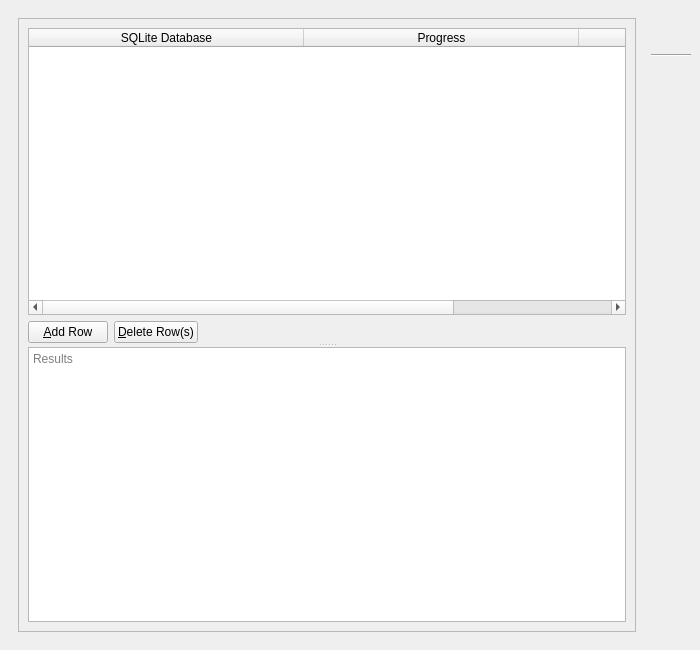
Above: UI/biblioteq_merge_sqlite_databases.ui from textbrowser/biblioteq before the change. Below: the same form after it.
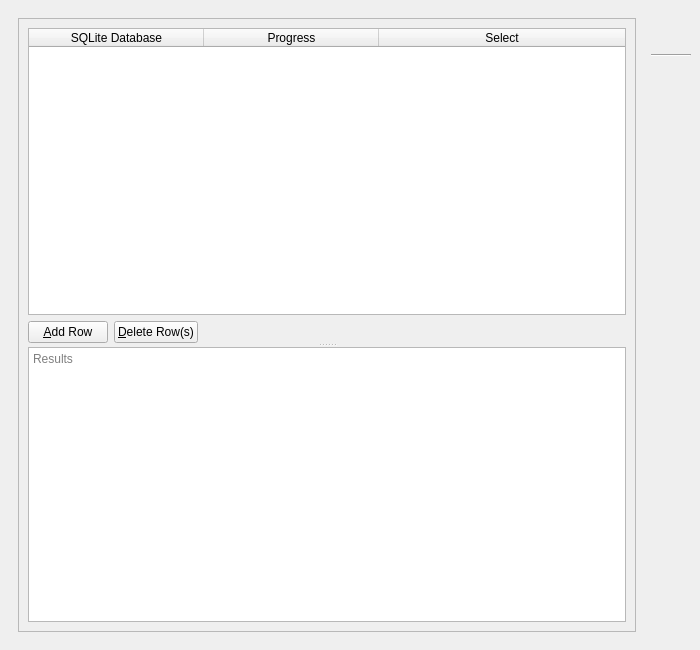
That is the form after the change. Icons and pictures are not drawn.

What changed in the file:
```diff
--- a/UI/biblioteq_merge_sqlite_databases.ui
+++ b/UI/biblioteq_merge_sqlite_databases.ui
@@ -42,7 +42,7 @@
              <property name="orientation">
               <enum>Qt::Vertical</enum>
              </property>
-             <widget class="QWidget" name="">
+             <widget class="QWidget" name="layoutWidget">
               <layout class="QVBoxLayout" name="verticalLayout_2">
                <item>
                 <widget class="QTableWidget" name="databases">
@@ -71,10 +71,10 @@
                   <bool>false</bool>
                  </property>
                  <attribute name="horizontalHeaderMinimumSectionSize">
-                  <number>275</number>
+                  <number>175</number>
                  </attribute>
                  <attribute name="horizontalHeaderDefaultSectionSize">
-                  <number>275</number>
+                  <number>175</number>
                  </attribute>
                  <attribute name="horizontalHeaderStretchLastSection">
                   <bool>true</bool>
```
